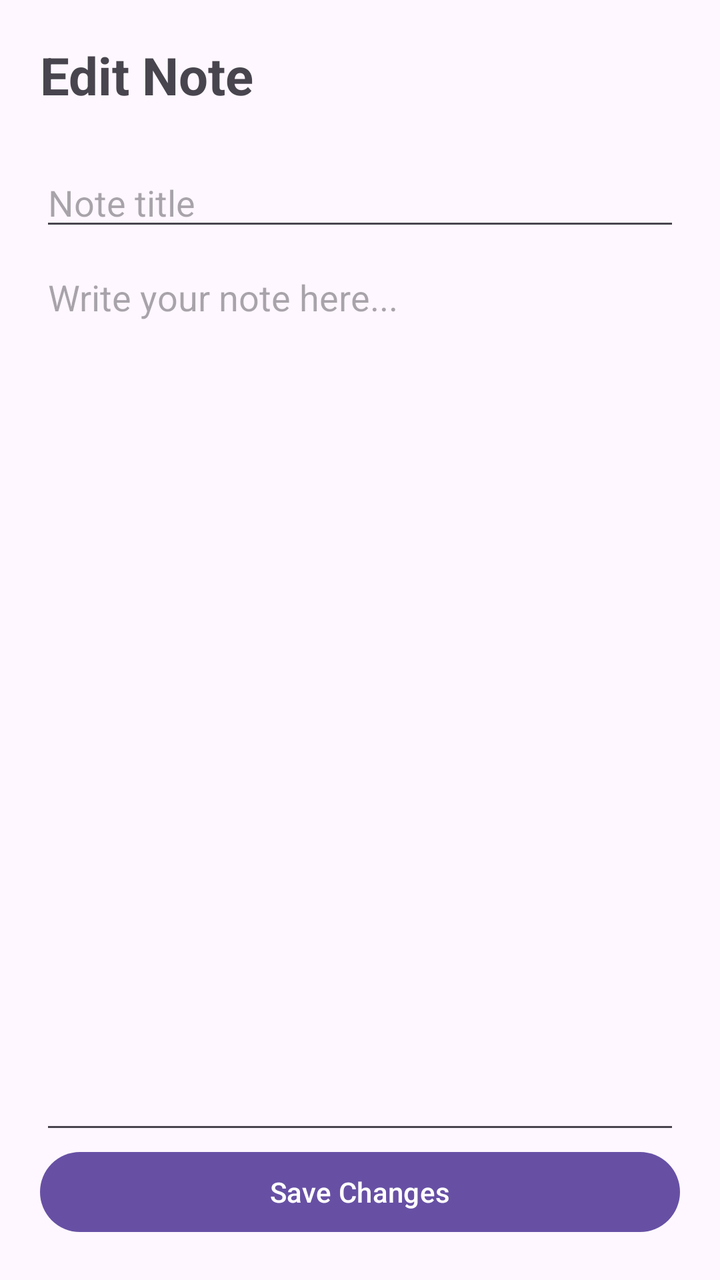
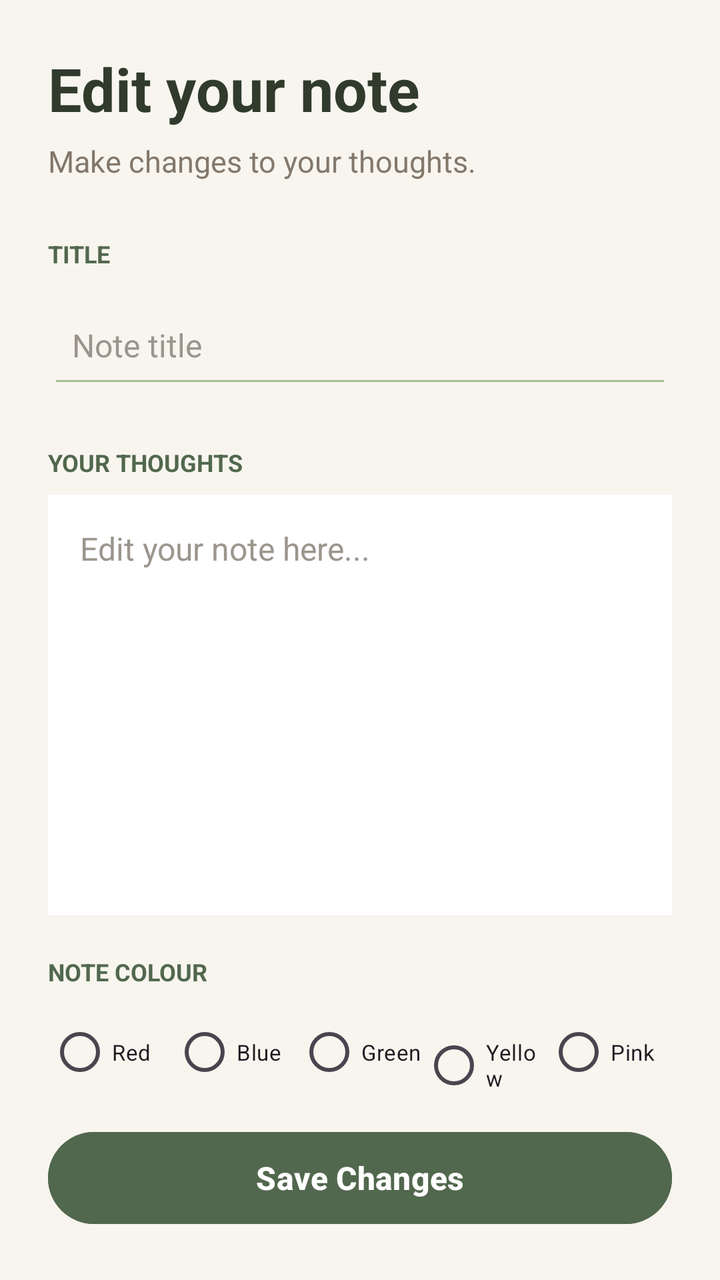

An Android layout rendered at two revisions. The XML below is the earlier revision; the diff shows what the commit changed to produce the second picture.
<!-- AndroidManifest.xml: application theme Theme.MiniProjectNoteBook -->
<!-- res/layout/fragment_edit_note.xml -->
<?xml version="1.0" encoding="utf-8"?>
<LinearLayout
    xmlns:android="http://schemas.android.com/apk/res/android"
    android:layout_width="match_parent"
    android:layout_height="match_parent"
    android:orientation="vertical"
    android:padding="20dp">

    <TextView
        android:layout_width="match_parent"
        android:layout_height="wrap_content"
        android:text="Edit Note"
        android:textSize="26sp"
        android:textStyle="bold"
        android:layout_marginBottom="24dp" />

    <EditText
        android:id="@+id/etEditTitle"
        android:layout_width="match_parent"
        android:layout_height="wrap_content"
        android:hint="Note title"
        android:inputType="textCapSentences"
        android:maxLines="1" />

    <EditText
        android:id="@+id/etEditContent"
        android:layout_width="match_parent"
        android:layout_height="0dp"
        android:layout_weight="1"
        android:gravity="top"
        android:hint="Write your note here..."
        android:inputType="textCapSentences|textMultiLine"
        android:paddingTop="16dp" />

    <Button
        android:id="@+id/btnUpdateNote"
        android:layout_width="match_parent"
        android:layout_height="wrap_content"
        android:text="Save Changes" />

</LinearLayout>
<!-- resources referenced by this layout -->
<resources>
  <style name="Theme.MiniProjectNoteBook" parent="Base.Theme.MiniProjectNoteBook" />
  <style name="Base.Theme.MiniProjectNoteBook" parent="Theme.Material3.DayNight.NoActionBar">
          
          
      </style>
</resources>

<!-- the commit's change to res/layout/fragment_edit_note.xml (unified diff, before → after) -->
@@ -4,38 +4,145 @@
     android:layout_width="match_parent"
     android:layout_height="match_parent"
     android:orientation="vertical"
-    android:padding="20dp">
+    android:background="#F8F5EF"
+    android:padding="24dp">
 
     <TextView
         android:layout_width="match_parent"
         android:layout_height="wrap_content"
-        android:text="Edit Note"
-        android:textSize="26sp"
-        android:textStyle="bold"
-        android:layout_marginBottom="24dp" />
+        android:text="Edit your note"
+        android:textColor="#303B2C"
+        android:textSize="30sp"
+        android:textStyle="bold" />
+
+    <TextView
+        android:layout_width="match_parent"
+        android:layout_height="wrap_content"
+        android:layout_marginTop="6dp"
+        android:layout_marginBottom="28dp"
+        android:text="Make changes to your thoughts."
+        android:textColor="#82786B"
+        android:textSize="15sp" />
+
+    <TextView
+        android:layout_width="match_parent"
+        android:layout_height="wrap_content"
+        android:text="TITLE"
+        android:textColor="#52684E"
+        android:textSize="12sp"
+        android:textStyle="bold" />
 
     <EditText
         android:id="@+id/etEditTitle"
         android:layout_width="match_parent"
-        android:layout_height="wrap_content"
+        android:layout_height="56dp"
+        android:layout_marginTop="8dp"
+        android:layout_marginBottom="24dp"
+        android:backgroundTint="#A7BC98"
         android:hint="Note title"
         android:inputType="textCapSentences"
-        android:maxLines="1" />
+        android:maxLines="1"
+        android:paddingStart="12dp"
+        android:paddingEnd="12dp"
+        android:textColor="#303B2C"
+        android:textColorHint="#9B968D"
+        android:textSize="16sp" />
+
+    <TextView
+        android:layout_width="match_parent"
+        android:layout_height="wrap_content"
+        android:text="YOUR THOUGHTS"
+        android:textColor="#52684E"
+        android:textSize="12sp"
+        android:textStyle="bold" />
 
     <EditText
         android:id="@+id/etEditContent"
         android:layout_width="match_parent"
         android:layout_height="0dp"
         android:layout_weight="1"
+        android:layout_marginTop="8dp"
+        android:layout_marginBottom="20dp"
+        android:background="@android:color/white"
         android:gravity="top"
-        android:hint="Write your note here..."
+        android:hint="Edit your note here..."
         android:inputType="textCapSentences|textMultiLine"
-        android:paddingTop="16dp" />
+        android:padding="16dp"
+        android:scrollbars="vertical"
+        android:textColor="#303B2C"
+        android:textColorHint="#9B968D"
+        android:textSize="16sp" />
+    <TextView
+        android:layout_width="match_parent"
+        android:layout_height="wrap_content"
+        android:layout_marginBottom="8dp"
+        android:text="NOTE COLOUR"
+        android:textColor="#52684E"
+        android:textSize="12sp"
+        android:textStyle="bold" />
 
+    <RadioGroup
+        android:id="@+id/rgEditNoteColour"
+        android:layout_width="match_parent"
+        android:layout_height="wrap_content"
+        android:orientation="horizontal"
+        android:layout_marginBottom="12dp">
+
+        <RadioButton
+            android:id="@+id/rbEditRed"
+            android:layout_width="0dp"
+            android:layout_height="wrap_content"
+            android:layout_weight="1"
+            android:buttonTint="#F44336"
+            android:text="Red"
+            android:textSize="11sp" />
+
+        <RadioButton
+            android:id="@+id/rbEditBlue"
+            android:layout_width="0dp"
+            android:layout_height="wrap_content"
+            android:layout_weight="1"
+            android:buttonTint="#2196F3"
+            android:text="Blue"
+            android:textSize="11sp" />
+
+        <RadioButton
+            android:id="@+id/rbEditGreen"
+            android:layout_width="0dp"
+            android:layout_height="wrap_content"
+            android:layout_weight="1"
+            android:buttonTint="#4CAF50"
+            android:text="Green"
+            android:textSize="11sp" />
+
+        <RadioButton
+            android:id="@+id/rbEditYellow"
+            android:layout_width="0dp"
+            android:layout_height="wrap_content"
+            android:layout_weight="1"
+            android:buttonTint="#FFC107"
+            android:text="Yellow"
+            android:textSize="11sp" />
+
+        <RadioButton
+            android:id="@+id/rbEditPink"
+            android:layout_width="0dp"
+            android:layout_height="wrap_content"
+            android:layout_weight="1"
+            android:buttonTint="#E91E63"
+            android:text="Pink"
+            android:textSize="11sp" />
+
+    </RadioGroup>
     <Button
         android:id="@+id/btnUpdateNote"
         android:layout_width="match_parent"
-        android:layout_height="wrap_content"
-        android:text="Save Changes" />
+        android:layout_height="54dp"
+        android:text="Save Changes"
+        android:textAllCaps="false"
+        android:textColor="#FFFFFF"
+        android:textSize="16sp"
+        android:textStyle="bold"
+        android:backgroundTint="#52684E" />
 
 </LinearLayout>
